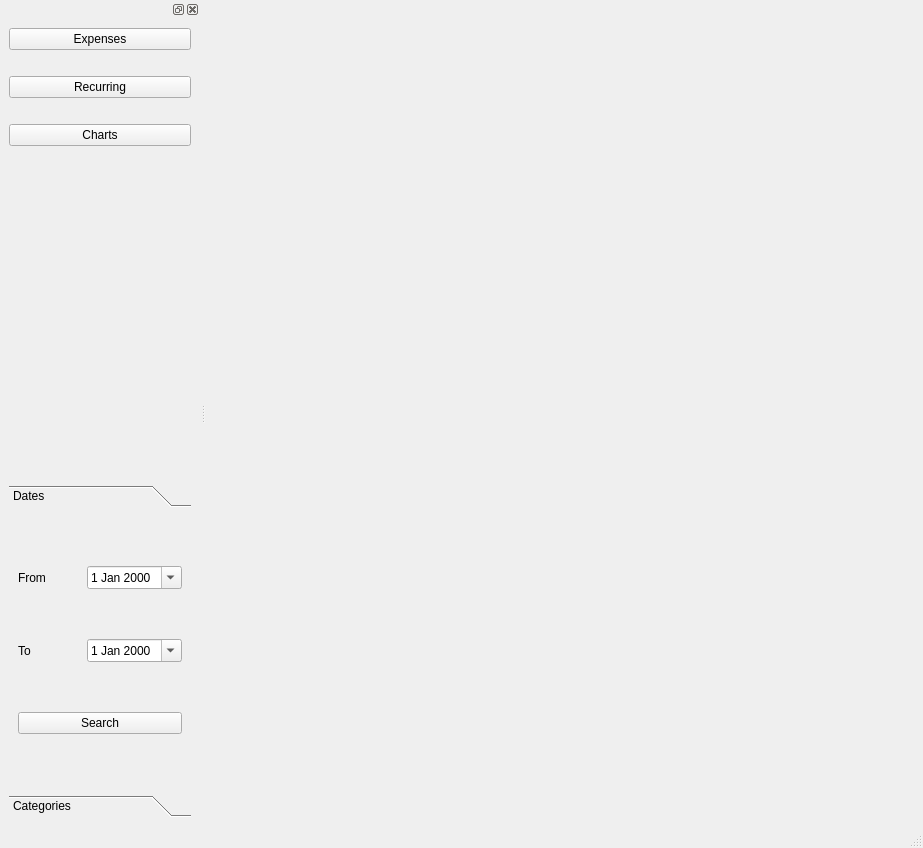
Qt form src/ui/mainwindow.ui (lambda-snail/juno) before a commit.
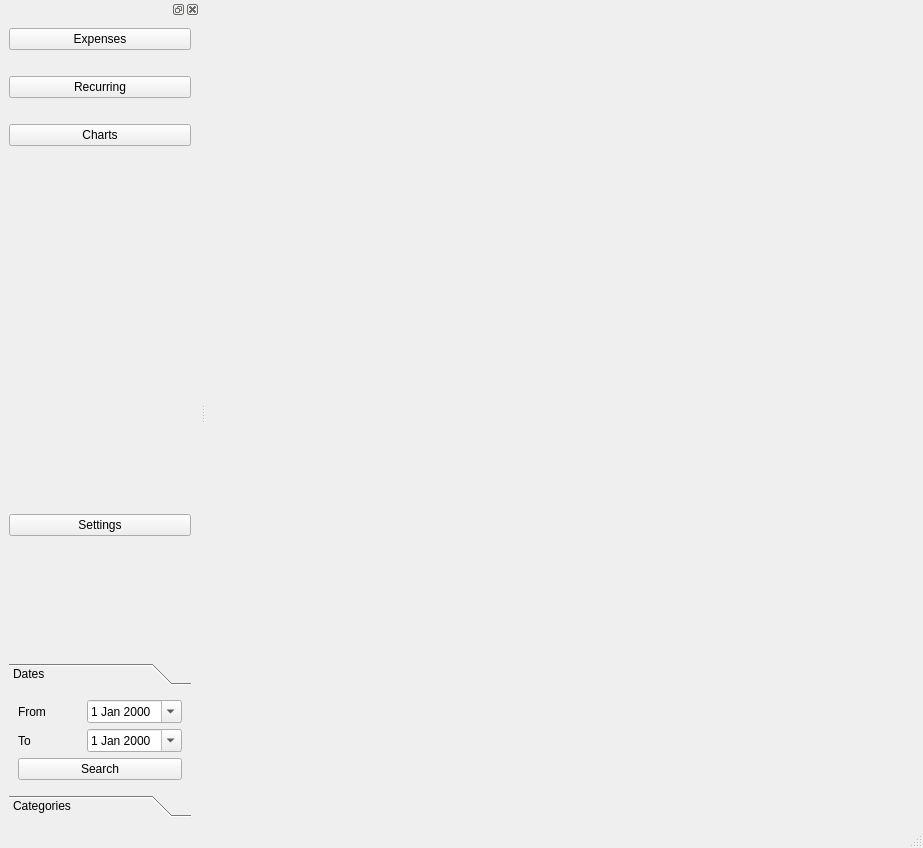
The same form after that commit. The open tabs and pages were chosen to show the change.

Commit message: start working on user-settings

```diff
--- a/src/ui/mainwindow.ui
+++ b/src/ui/mainwindow.ui
@@ -35,7 +35,7 @@
    <property name="minimumSize">
     <size>
      <width>200</width>
-     <height>324</height>
+     <height>374</height>
     </size>
    </property>
    <attribute name="dockWidgetArea">
@@ -109,6 +109,52 @@
        </property>
       </spacer>
      </item>
+     <item>
+      <spacer name="verticalSpacer_6">
+       <property name="orientation">
+        <enum>Qt::Orientation::Vertical</enum>
+       </property>
+       <property name="sizeHint" stdset="0">
+        <size>
+         <width>20</width>
+         <height>40</height>
+        </size>
+       </property>
+      </spacer>
+     </item>
+     <item>
+      <spacer name="verticalSpacer_5">
+       <property name="orientation">
+        <enum>Qt::Orientation::Vertical</enum>
+       </property>
+       <property name="sizeHint" stdset="0">
+        <size>
+         <width>20</width>
+         <height>40</height>
+        </size>
+       </property>
+      </spacer>
+     </item>
+     <item>
+      <widget class="QPushButton" name="settingsButton">
+       <property name="text">
+        <string>Settings</string>
+       </property>
+      </widget>
+     </item>
+     <item>
+      <spacer name="verticalSpacer_4">
+       <property name="orientation">
+        <enum>Qt::Orientation::Vertical</enum>
+       </property>
+       <property name="sizeHint" stdset="0">
+        <size>
+         <width>20</width>
+         <height>40</height>
+        </size>
+       </property>
+      </spacer>
+     </item>
      <item>
       <widget class="QToolBox" name="toolBox">
        <property name="minimumSize">
@@ -125,7 +171,7 @@
          <rect>
           <x>0</x>
           <y>0</y>
-          <width>142</width>
+          <width>182</width>
           <height>114</height>
          </rect>
         </property>
```
The commit also changes 6 other files.
